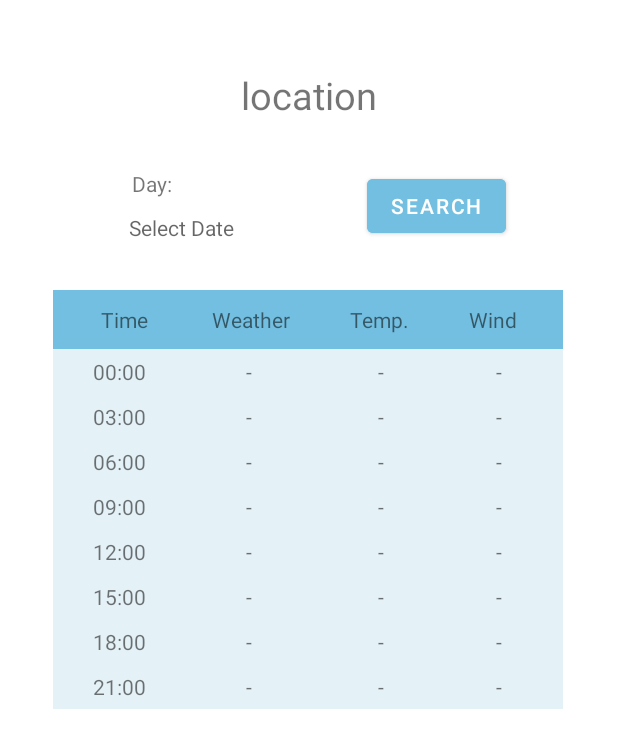
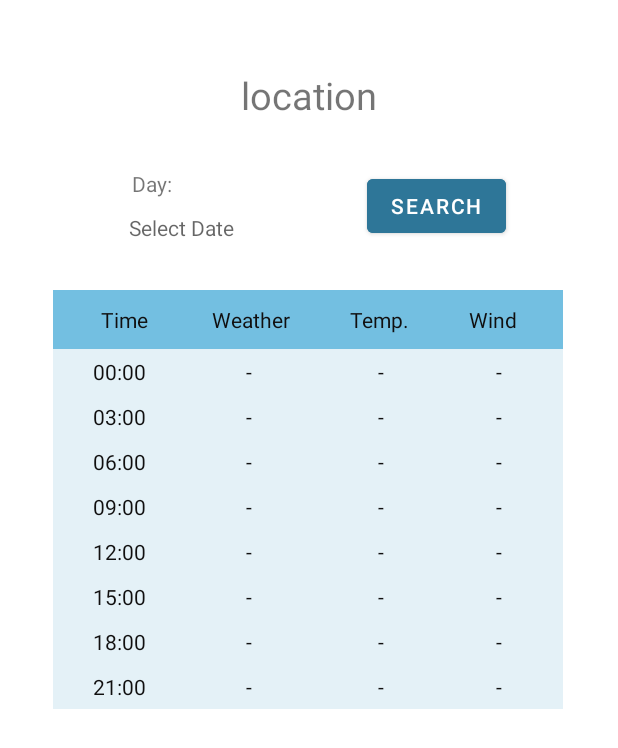
Before and after one commit to roeelap/weather-mobile-app, an Android app: the layout activity_weather.xml on its own in the app's theme, with its tools: preview values and no code run, on a phone screen of 412 x 824 dp. Shown: the top 748 px of the screen. Run offline under Robolectric (Android 15) with nearby library versions, the phone set to English and light mode, and no system bars; network calls fail.

Commit message:
bugs solved in weatherActivity

```diff
--- a/client/app/src/main/java/com/example/teamweather/WeatherActivity.java
+++ b/client/app/src/main/java/com/example/teamweather/WeatherActivity.java
@@ -13,13 +13,14 @@ import android.view.View;
 import android.widget.Button;
 import android.widget.ImageView;
 import android.widget.TextView;
-import android.widget.Toast;
 
 import com.squareup.picasso.Picasso;
 
 import org.json.JSONArray;
 import org.json.JSONException;
 import org.json.JSONObject;
+
+import java.util.Locale;
 
 public class WeatherActivity extends AppCompatActivity {
 
@@ -30,7 +31,7 @@ public class WeatherActivity extends AppCompatActivity {
     // values of the date chosen
     int year, month, day;
     boolean firstTime = true;
-    // field ID's
+    // field ID's for the weather table
     int textViewId_time, textViewId_weather, textViewId_temp, textViewId_wind;
 
     @Override
@@ -43,8 +44,8 @@ public class WeatherActivity extends AppCompatActivity {
         String location = "Weather for " + getIntent().getStringExtra("location");
         locationTextView.setText(location);
 
+        // the interface to choose the date to get the weather for
         mDisplayDate = findViewById(R.id.textView_selectDate);
-
         mDisplayDate.setOnClickListener(view -> {
             if (firstTime) {
                 Calendar cal = Calendar.getInstance();
@@ -61,14 +62,13 @@ public class WeatherActivity extends AppCompatActivity {
             dialog.getWindow().setBackgroundDrawable(new ColorDrawable(Color.TRANSPARENT));
             dialog.show();
         });
-
         mDateSetListener = (datePicker, year, month, day) -> {
             this.year = year;
             this.month = month;
             this.day = day;
             month = month + 1;
             Log.d(TAG, "onDateSet: date: dd/mm/yyyy " + day + "/" + month + "/" + year);
-
+            // making the format of the date united for all numbers
             String dayString, monthString;
             if (day < 10)
                 dayString = "0" + day;
@@ -82,14 +82,19 @@ public class WeatherActivity extends AppCompatActivity {
             dateFormat = year + "-" + monthString + "-" + dayString;
             mDisplayDate.setText(date);
         };
-
-        // connecting to the buttons
+        // connecting to the button
         Button fetchWeather = findViewById(R.id.search);
         fetchWeather.setOnClickListener(this::fetchWeather);
     }
+
+    /**
+     * This method is called when the search button is clicked.
+     * It makes sure a date was picked and if so, goes over the the json received from the server and puts the data into the weather table.
+     * It also writes a relevant message for the user if the date pick is outside the date range.
+     */
     public void fetchWeather(final View view) {
         if (firstTime)
-            ((TextView) WeatherActivity.this.findViewById(R.id.error_text)).setText("Please enter a date");
+            ((TextView) WeatherActivity.this.findViewById(R.id.error_text)).setText(R.string.date_request);
         else {
             ((TextView) WeatherActivity.this.findViewById(R.id.error_text)).setText("");
             final WeatherFetcher fetcher = new WeatherFetcher(view.getContext());
@@ -115,7 +120,6 @@ public class WeatherActivity extends AppCompatActivity {
                     String icon = null; // for the weather icon
                     boolean noWeather = true; // to know if the icon was set already
                     JSONArray jsonArray = response.weather; // getting the json
-
                     // counter for the hours before the current time (relevant only if the day requested is today)
                     int j = 0;
                     // goes over the data and inserts it to the table
@@ -126,36 +130,34 @@ public class WeatherActivity extends AppCompatActivity {
                         String weather = jsonObject.getString("weather");
                         int temp = (int) (jsonObject.getDouble("temp"));
                         double wind = jsonObject.getDouble("wind");
-
+                        // gets the ID's of the next row in the weather table
                         updateFieldsID(j);
-
+                        // the first time in the json of the date chosen
                         String checkTime = String.valueOf(((TextView) WeatherActivity.this.findViewById(textViewId_time)).getText());
-
                         // if the current day is picked, makes sure that the passed hours are set to "-"
                         if (!checkTime.equals(time)) {
                             int times = weatherTableLen - jsonArray.length();
                             resetTableLines(times);
                             j = times;
                         }
-
-                        // update data
+                        // update data in the weather map
                         ((TextView) WeatherActivity.this.findViewById(textViewId_weather)).setText(weather);
-                        ((TextView) WeatherActivity.this.findViewById(textViewId_temp)).setText(temp + "°C");
-                        ((TextView) WeatherActivity.this.findViewById(textViewId_wind)).setText(wind + " Knots");
-
+                        String tempText = getResources().getString(R.string.temperature_text, temp);
+                        ((TextView) WeatherActivity.this.findViewById(textViewId_temp)).setText(tempText);
+                        String windText = String.format(Locale.getDefault(), "%.1f Knots", wind);
+                        ((TextView) WeatherActivity.this.findViewById(textViewId_wind)).setText(windText);
                         // Set the icon image to the weather at noon or later if it's later in the day
                         if ((time.equals("12:00") || time.equals("18:00") || time.equals("21:00")) && noWeather) {
                             icon = jsonObject.getString("icon");
                             noWeather = false;
                         }
-
                         j++;
                     }
-
+                    // empty json = no weather for this day
                     if (jsonArray.length() == 0) {
                         updateFieldsID(j);
                         resetTableLines(weatherTableLen);
-                        ((TextView) WeatherActivity.this.findViewById(R.id.error_text)).setText("There is no weather for the chosen date...");
+                        ((TextView) WeatherActivity.this.findViewById(R.id.error_text)).setText(R.string.date_out_of_bound);
                     }
                     // inserting the icon
                     String iconUrl = "http://openweathermap.org/img/wn/" + icon + "@2x.png";
@@ -169,6 +171,10 @@ public class WeatherActivity extends AppCompatActivity {
         }
     }
 
+    /**
+     * Updates the ID's to the ones parallel in the weather table
+     * @param j The index number that is being read in the function.
+     */
     public void updateFieldsID (int j) {
         textViewId_time = getResources().getIdentifier("time_" + (j + 1), "id", getPackageName());
         textViewId_weather = getResources().getIdentifier("weather_" + (j + 1), "id", getPackageName());
@@ -176,6 +182,10 @@ public class WeatherActivity extends AppCompatActivity {
         textViewId_wind = getResources().getIdentifier("wind_" + (j + 1), "id", getPackageName());
     }
 
+    /**
+     * Resets the rows to a "-"
+     * @param times The number of empty rows to reset in the table.
+     */
     public void resetTableLines (int times) {
         for (int i = 0; i < times; i++) {
             ((TextView) WeatherActivity.this.findViewById(textViewId_weather)).setText("-");
--- a/client/app/src/main/res/layout/activity_weather.xml
+++ b/client/app/src/main/res/layout/activity_weather.xml
@@ -47,7 +47,7 @@
         android:id="@+id/search"
         android:layout_width="wrap_content"
         android:layout_height="wrap_content"
-        android:backgroundTint="#73BFE1"
+        android:backgroundTint="#2E7698"
         android:text="@string/search"
         app:layout_constraintBottom_toBottomOf="parent"
         app:layout_constraintEnd_toEndOf="parent"
@@ -59,7 +59,8 @@
     <!--the weather table-->
     <TableLayout
         android:id="@+id/weather_table"
-        android:layout_width="340dp"
+        android:layout_width="wrap_content"
+        android:minWidth="340dp"
         android:layout_height="wrap_content"
         android:layout_marginTop="32dp"
         app:layout_constraintBottom_toBottomOf="parent"
@@ -78,6 +79,7 @@
                 android:layout_height="wrap_content"
                 android:layout_weight="1"
                 android:gravity="center"
+                android:textColor="#100F0F"
                 android:text="@string/time" />
 
             <TextView
@@ -85,6 +87,7 @@
                 android:layout_height="wrap_content"
                 android:layout_weight="1"
                 android:gravity="center"
+                android:textColor="#100F0F"
                 android:text="@string/weather" />
 
             <TextView
@@ -92,6 +95,7 @@
                 android:layout_height="wrap_content"
                 android:layout_weight="1"
                 android:gravity="center"
+                android:textColor="#100F0F"
                 android:text="@string/temp" />
 
             <TextView
@@ -99,6 +103,7 @@
                 android:layout_height="wrap_content"
                 android:layout_weight="1"
                 android:gravity="center"
+                android:textColor="#100F0F"
                 android:text="@string/wind" />
         </TableRow>
 
@@ -112,6 +117,7 @@
                 android:layout_height="wrap_content"
                 android:layout_weight="1"
                 android:gravity="center"
+                android:textColor="#100F0F"
                 android:text="@string/_00_00" />
 
             <TextView
@@ -120,6 +126,7 @@
                 android:layout_height="wrap_content"
                 android:layout_weight="1"
                 android:gravity="center"
+                android:textColor="#100F0F"
                 android:text="@string/empty" />
 
             <TextView
@@ -128,6 +135,7 @@
                 android:layout_height="wrap_content"
                 android:layout_weight="1"
                 android:gravity="center"
+                android:textColor="#100F0F"
                 android:text="@string/empty" />
 
             <TextView
@@ -136,6 +144,7 @@
                 android:layout_height="wrap_content"
                 android:layout_weight="1"
                 android:gravity="center"
+                android:textColor="#100F0F"
                 android:text="@string/empty" />
         </TableRow>
 
@@ -149,6 +158,7 @@
                 android:layout_height="wrap_content"
                 android:layout_weight="1"
                 android:gravity="center"
+                android:textColor="#100F0F"
                 android:text="@string/_03_00" />
 
             <TextView
@@ -157,6 +167,7 @@
                 android:layout_height="wrap_content"
                 android:layout_weight="1"
                 android:gravity="center"
+                android:textColor="#100F0F"
                 android:text="@string/empty" />
 
             <TextView
@@ -165,6 +176,7 @@
                 android:layout_height="wrap_content"
                 android:layout_weight="1"
                 android:gravity="center"
+                android:textColor="#100F0F"
                 android:text="@string/empty" />
 
             <TextView
@@ -173,6 +185,7 @@
                 android:layout_height="wrap_content"
                 android:layout_weight="1"
                 android:gravity="center"
+                android:textColor="#100F0F"
                 android:text="@string/empty" />
         </TableRow>
 
@@ -186,6 +199,7 @@
                 android:layout_height="wrap_content"
                 android:layout_weight="1"
                 android:gravity="center"
+                android:textColor="#100F0F"
                 android:text="@string/_06_00" />
 
             <TextView
@@ -194,6 +208,7 @@
                 android:layout_height="wrap_content"
                 android:layout_weight="1"
                 android:gravity="center"
+                android:textColor="#100F0F"
                 android:text="@string/empty" />
 
             <TextView
@@ -202,6 +217,7 @@
                 android:layout_height="wrap_content"
                 android:layout_weight="1"
                 android:gravity="center"
+                android:textColor="#100F0F"
                 android:text="@string/empty" />
 
             <TextView
@@ -210,6 +226,7 @@
                 android:layout_height="wrap_content"
                 android:layout_weight="1"
                 android:gravity="center"
+                android:textColor="#100F0F"
                 android:text="@string/empty" />
         </TableRow>
 
@@ -223,6 +240,7 @@
                 android:layout_height="wrap_content"
                 android:layout_weight="1"
                 android:gravity="center"
+                android:textColor="#100F0F"
                 android:text="@string/_09_00" />
 
             <TextView
@@ -231,6 +249,7 @@
                 android:layout_height="wrap_content"
                 android:layout_weight="1"
                 android:gravity="center"
+                android:textColor="#100F0F"
                 android:text="@string/empty" />
 
             <TextView
@@ -239,6 +258,7 @@
                 android:layout_height="wrap_content"
                 android:layout_weight="1"
                 android:gravity="center"
+                android:textColor="#100F0F"
                 android:text="@string/empty" />
 
             <TextView
@@ -247,6 +267,7 @@
                 android:layout_height="wrap_content"
                 android:layout_weight="1"
                 android:gravity="center"
+                android:textColor="#100F0F"
                 android:text="@string/empty" />
         </TableRow>
 
@@ -260,6 +281,7 @@
                 android:layout_height="wrap_content"
                 android:layout_weight="1"
                 android:gravity="center"
+                android:textColor="#100F0F"
                 android:text="@string/_12_00" />
 
             <TextView
@@ -268,6 +290,7 @@
                 android:layout_height="wrap_content"
                 android:layout_weight="1"
                 android:gravity="center"
+                android:textColor="#100F0F"
                 android:text="@string/empty" />
 
             <TextView
@@ -276,6 +299,7 @@
                 android:layout_height="wrap_content"
                 android:layout_weight="1"
                 android:gravity="center"
+                android:textColor="#100F0F"
                 android:text="@string/empty" />
 
             <TextView
@@ -284,6 +308,7 @@
                 android:layout_height="wrap_content"
                 android:layout_weight="1"
                 android:gravity="center"
+                android:textColor="#100F0F"
                 android:text="@string/empty" />
         </TableRow>
 
@@ -297,6 +322,7 @@
                 android:layout_height="wrap_content"
                 android:layout_weight="1"
                 android:gravity="center"
+                android:textColor="#100F0F"
                 android:text="@string/_15_00" />
 
             <TextView
@@ -305,6 +331,7 @@
                 android:layout_height="wrap_content"
                 android:layout_weight="1"
                 android:gravity="center"
+                android:textColor="#100F0F"
                 android:text="@string/empty" />
 
             <TextView
@@ -313,6 +340,7 @@
                 android:layout_height="wrap_content"
                 android:layout_weight="1"
                 android:gravity="center"
+                android:textColor="#100F0F"
                 android:text="@string/empty" />
 
             <TextView
@@ -321,6 +349,7 @@
                 android:layout_height="wrap_content"
                 android:layout_weight="1"
                 android:gravity="center"
+                android:textColor="#100F0F"
                 android:text="@string/empty" />
         </TableRow>
 
@@ -334,6 +363,7 @@
                 android:layout_height="wrap_content"
                 android:layout_weight="1"
                 android:gravity="center"
+                android:textColor="#100F0F"
                 android:text="@string/_18_00" />
 
             <TextView
@@ -342,6 +372,7 @@
                 android:layout_height="wrap_content"
                 android:layout_weight="1"
                 android:gravity="center"
+                android:textColor="#100F0F"
                 android:text="@string/empty" />
 
             <TextView
@@ -350,6 +381,7 @@
                 android:layout_height="wrap_content"
                 android:layout_weight="1"
                 android:gravity="center"
+                android:textColor="#100F0F"
                 android:text="@string/empty" />
 
             <TextView
@@ -358,6 +390,7 @@
                 android:layout_height="wrap_content"
                 android:layout_weight="1"
                 android:gravity="center"
+                android:textColor="#100F0F"
                 android:text="@string/empty" />
         </TableRow>
 
@@ -371,6 +404,7 @@
                 android:layout_height="wrap_content"
                 android:layout_weight="1"
                 android:gravity="center"
+                android:textColor="#100F0F"
                 android:text="@string/_21_00" />
 
             <TextView
@@ -379,6 +413,7 @@
                 android:layout_height="wrap_content"
                 android:layout_weight="1"
                 android:gravity="center"
+                android:textColor="#100F0F"
                 android:text="@string/empty" />
 
             <TextView
@@ -387,6 +422,7 @@
                 android:layout_height="wrap_content"
                 android:layout_weight="1"
                 android:gravity="center"
+                android:textColor="#100F0F"
                 android:text="@string/empty" />
 
             <TextView
@@ -395,6 +431,7 @@
                 android:layout_height="wrap_content"
                 android:layout_weight="1"
                 android:gravity="center"
+                android:textColor="#100F0F"
                 android:text="@string/empty" />
         </TableRow>
     </TableLayout>
--- a/client/app/src/main/res/values/strings.xml
+++ b/client/app/src/main/res/values/strings.xml
@@ -36,4 +36,8 @@
     <string name="_18_00">18:00</string>
     <string name="_21_00">21:00</string>
     <string name="weather_icon">Weather icon</string>
+    <string name="date_request">Please enter a date</string>
+    <string name="temperature_text">%d°C</string>
+    <string name="wind_speed">%1$s Knots</string>
+    <string name="date_out_of_bound">There is no weather for the chosen date...</string>
 </resources>
```
Also changed, not shown: 2 other files.
